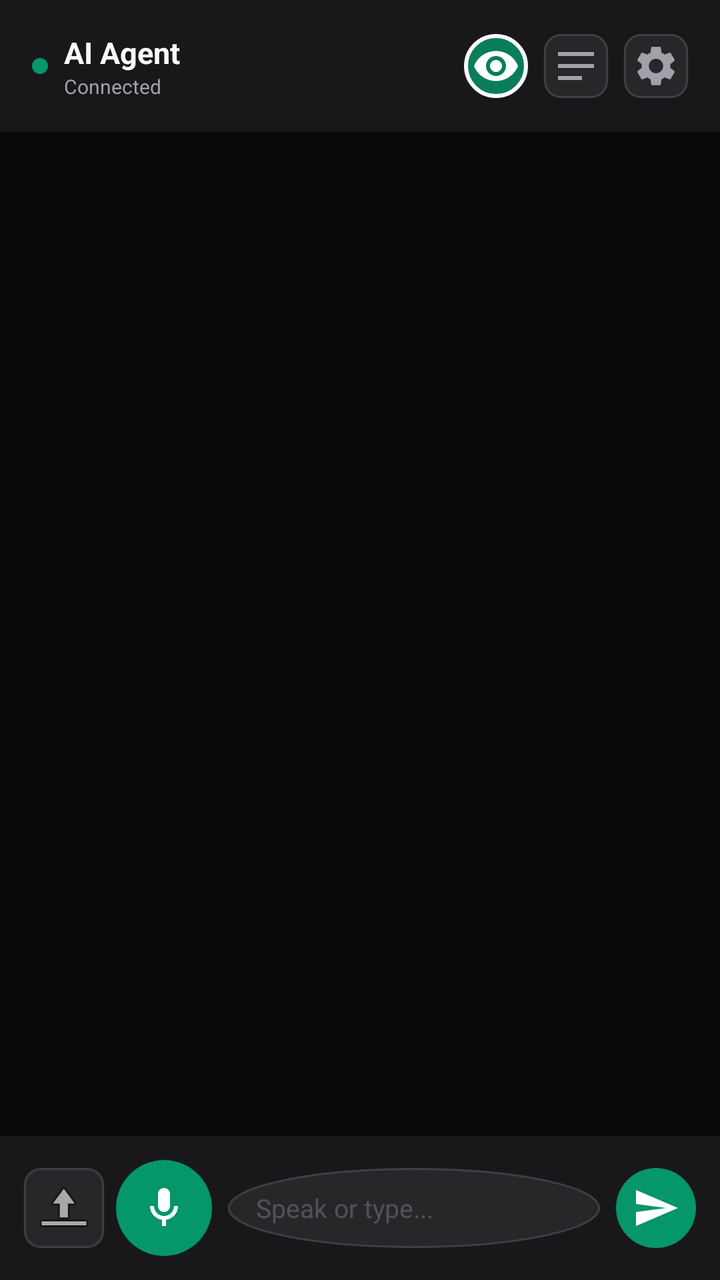
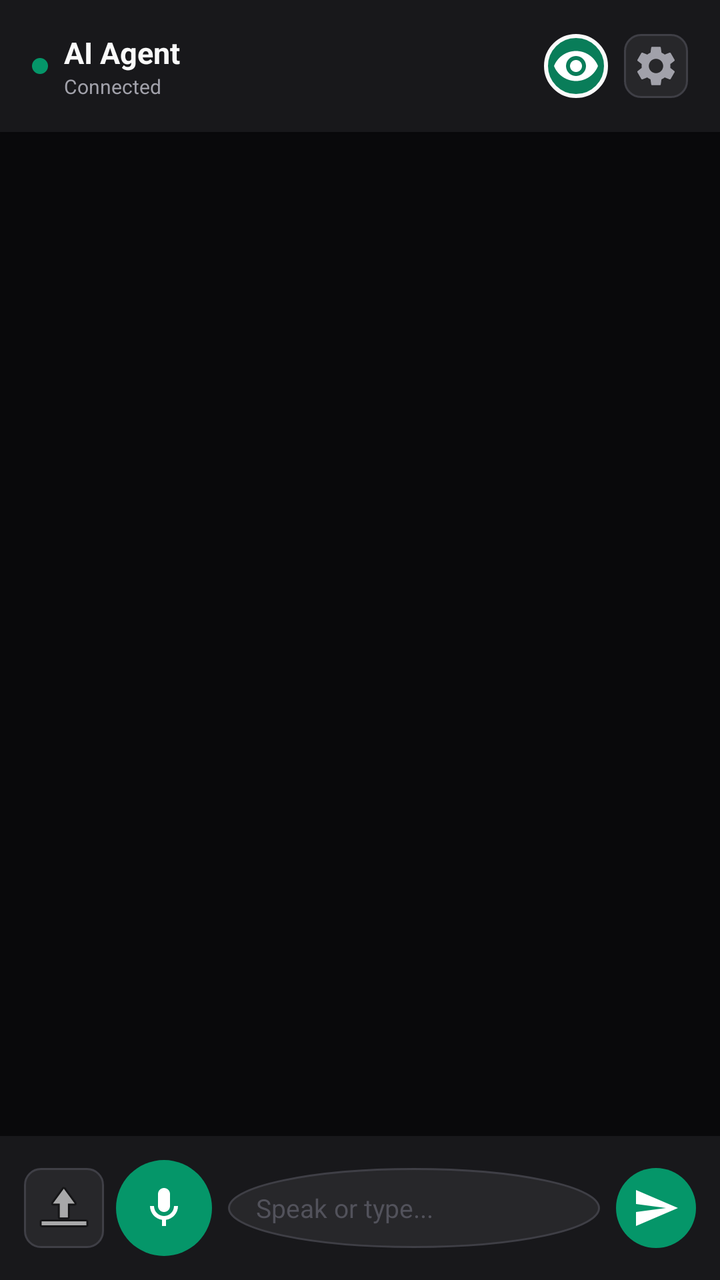

Compare the two renders of this Android layout. The source of the first and the diff that turns it into the second are given below.
<!-- AndroidManifest.xml: application theme Theme.AIAgent -->
<!-- res/layout/activity_main.xml -->
<?xml version="1.0" encoding="utf-8"?>
<androidx.constraintlayout.widget.ConstraintLayout
    xmlns:android="http://schemas.android.com/apk/res/android"
    xmlns:app="http://schemas.android.com/apk/res-auto"
    android:layout_width="match_parent"
    android:layout_height="match_parent"
    android:background="@color/bg_dark"
    android:fitsSystemWindows="true">

    
    <LinearLayout
        android:id="@+id/header"
        android:layout_width="match_parent"
        android:layout_height="wrap_content"
        android:orientation="horizontal"
        android:gravity="center_vertical"
        android:padding="16dp"
        android:background="@color/bg_surface"
        android:elevation="2dp"
        app:layout_constraintTop_toTopOf="parent">

        <View
            android:id="@+id/statusDot"
            android:layout_width="8dp"
            android:layout_height="8dp"
            android:background="@drawable/status_dot"
            android:layout_marginEnd="8dp" />

        <LinearLayout
            android:layout_width="0dp"
            android:layout_height="wrap_content"
            android:layout_weight="1"
            android:orientation="vertical">

            <TextView
                android:layout_width="wrap_content"
                android:layout_height="wrap_content"
                android:text="@string/app_name"
                android:textColor="@color/text_primary"
                android:textSize="15sp"
                android:textStyle="bold" />

            <TextView
                android:id="@+id/statusText"
                android:layout_width="wrap_content"
                android:layout_height="wrap_content"
                android:text="@string/status_connected"
                android:textColor="@color/text_secondary"
                android:textSize="10sp" />
        </LinearLayout>

        <Button
            android:id="@+id/stopSpeakBtn"
            android:layout_width="wrap_content"
            android:layout_height="32dp"
            android:text="@string/stop_speaking"
            android:textSize="11sp"
            android:textColor="@color/accent_emerald_light"
            android:background="@drawable/stop_button_bg"
            android:paddingStart="12dp"
            android:paddingEnd="12dp"
            android:visibility="gone" />

        <ImageButton
            android:id="@+id/overlayBtn"
            android:layout_width="32dp"
            android:layout_height="32dp"
            android:src="@drawable/ic_eye"
            android:background="@drawable/overlay_button_bg"
            android:contentDescription="Toggle floating button"
            android:layout_marginStart="8dp" />

        <ImageButton
            android:id="@+id/rulesBtn"
            android:layout_width="32dp"
            android:layout_height="32dp"
            android:src="@drawable/ic_rules"
            android:background="@drawable/control_button_bg"
            android:contentDescription="Rules and scheduled tasks"
            android:layout_marginStart="8dp" />

        <ImageButton
            android:id="@+id/settingsBtn"
            android:layout_width="32dp"
            android:layout_height="32dp"
            android:src="@drawable/ic_settings"
            android:background="@drawable/control_button_bg"
            android:contentDescription="Settings"
            android:layout_marginStart="8dp" />
    </LinearLayout>

    
    <androidx.recyclerview.widget.RecyclerView
        android:id="@+id/messagesList"
        android:layout_width="match_parent"
        android:layout_height="0dp"
        android:clipToPadding="false"
        android:padding="16dp"
        android:scrollbars="vertical"
        app:layout_constraintTop_toBottomOf="@id/header"
        app:layout_constraintBottom_toTopOf="@id/interimText" />

    
    <TextView
        android:id="@+id/interimText"
        android:layout_width="match_parent"
        android:layout_height="wrap_content"
        android:paddingHorizontal="16dp"
        android:paddingBottom="4dp"
        android:textColor="@color/accent_emerald_light"
        android:textStyle="italic"
        android:textSize="11sp"
        android:visibility="gone"
        app:layout_constraintBottom_toTopOf="@id/footer" />

    
    <LinearLayout
        android:id="@+id/footer"
        android:layout_width="match_parent"
        android:layout_height="wrap_content"
        android:orientation="horizontal"
        android:gravity="center_vertical"
        android:padding="12dp"
        android:background="@color/bg_surface"
        app:layout_constraintBottom_toBottomOf="parent">

        <ImageButton
            android:id="@+id/attachBtn"
            android:layout_width="40dp"
            android:layout_height="40dp"
            android:src="@android:drawable/ic_menu_upload"
            android:background="@drawable/control_button_bg"
            android:contentDescription="Attach file"
            android:layout_marginEnd="6dp" />

        <ImageButton
            android:id="@+id/googleVoiceBtn"
            android:layout_width="48dp"
            android:layout_height="48dp"
            android:src="@drawable/ic_mic"
            android:background="@drawable/voice_button_bg"
            android:contentDescription="Google voice input"
            android:layout_marginEnd="8dp" />

        <EditText
            android:id="@+id/textInput"
            android:layout_width="0dp"
            android:layout_height="40dp"
            android:layout_weight="1"
            android:hint="@string/hint_speak"
            android:textColorHint="@color/text_muted"
            android:textColor="@color/text_primary"
            android:textSize="13sp"
            android:background="@drawable/input_bg"
            android:paddingStart="14dp"
            android:paddingEnd="14dp"
            android:singleLine="true"
            android:imeOptions="actionSend"
            android:inputType="text" />

        <ImageButton
            android:id="@+id/sendBtn"
            android:layout_width="40dp"
            android:layout_height="40dp"
            android:src="@drawable/ic_send"
            android:background="@drawable/send_button_bg"
            android:contentDescription="@string/send"
            android:enabled="false"
            android:layout_marginStart="8dp" />
    </LinearLayout>

</androidx.constraintlayout.widget.ConstraintLayout>
<!-- resources referenced by this layout -->
<resources>
  <color name="accent_emerald_light">#FF10B981</color>
  <color name="bg_dark">#FF09090B</color>
  <color name="bg_surface">#FF18181B</color>
  <color name="text_muted">#FF52525B</color>
  <color name="text_primary">#FFFAFAFA</color>
  <color name="text_secondary">#FFA1A1AA</color>
  <!-- drawable control_button_bg (drawable) -->
  <shape xmlns:android="http://schemas.android.com/apk/res/android" android:shape="rectangle">
      <solid android:color="@color/bg_surface_variant" />
      <stroke android:width="1dp" android:color="@color/border" />
      <corners android:radius="8dp" />
  </shape>
  <!-- drawable ic_rules (drawable) -->
  <vector xmlns:android="http://schemas.android.com/apk/res/android"
      android:width="24dp"
      android:height="24dp"
      android:viewportWidth="24"
      android:viewportHeight="24"
      android:tint="@color/text_secondary">
      <path
          android:fillColor="@color/text_secondary"
          android:pathData="M3,5h18v2H3V5zM3,11h18v2H3v-2zM3,17h12v2H3v-2z" />
  </vector>
  <!-- drawable ic_send (drawable) -->
  <vector xmlns:android="http://schemas.android.com/apk/res/android"
      android:width="24dp"
      android:height="24dp"
      android:viewportWidth="24"
      android:viewportHeight="24"
      android:tint="@android:color/white">
      <path
          android:fillColor="@android:color/white"
          android:pathData="M2.01,21L23,12 2.01,3 2,10l15,2 -15,2z" />
  </vector>
  <!-- drawable input_bg (drawable) -->
  <shape xmlns:android="http://schemas.android.com/apk/res/android" android:shape="oval">
      <solid android:color="@color/bg_surface_variant" />
      <stroke android:width="1dp" android:color="@color/border" />
      <corners android:radius="20dp" />
  </shape>
  <!-- drawable overlay_button_bg (drawable) -->
  <shape xmlns:android="http://schemas.android.com/apk/res/android" android:shape="oval">
      <solid android:color="#CC059669" />
      <stroke android:width="2dp" android:color="#FFFAFAFA" />
      <size android:width="48dp" android:height="48dp" />
  </shape>
  <!-- drawable send_button_bg (drawable) -->
  <shape xmlns:android="http://schemas.android.com/apk/res/android" android:shape="oval">
      <solid android:color="@color/accent_emerald" />
  </shape>
  <!-- drawable status_dot (drawable) -->
  <shape xmlns:android="http://schemas.android.com/apk/res/android" android:shape="oval">
      <solid android:color="@color/accent_emerald" />
  </shape>
  <!-- drawable stop_button_bg (drawable) -->
  <shape xmlns:android="http://schemas.android.com/apk/res/android" android:shape="rectangle">
      <solid android:color="@color/bg_surface_variant" />
      <stroke android:width="1dp" android:color="@color/accent_emerald" />
      <corners android:radius="9999dp" />
  </shape>
  <!-- drawable voice_button_bg (drawable) -->
  <shape xmlns:android="http://schemas.android.com/apk/res/android" android:shape="oval">
      <solid android:color="@color/accent_emerald" />
  </shape>
  <string name="app_name">AI Agent</string>
  <string name="hint_speak">Speak or type...</string>
  <string name="send">Send</string>
  <string name="status_connected">Connected</string>
  <string name="stop_speaking">Stop speaking</string>
  <style name="Theme.AIAgent" parent="Theme.Material3.Dark.NoActionBar">
          <item name="colorPrimary">@color/accent_emerald</item>
          <item name="colorPrimaryVariant">@color/accent_emerald_light</item>
          <item name="colorOnPrimary">@android:color/white</item>
          <item name="android:windowBackground">@color/bg_dark</item>
          <item name="android:statusBarColor">@color/bg_surface</item>
          <item name="android:navigationBarColor">@color/bg_surface</item>
      </style>
  <color name="bg_surface_variant">#FF27272A</color>
  <color name="border">#FF3F3F46</color>
  <color name="accent_emerald">#FF059669</color>
  <!-- unchanged entries left out for length: 3 -->
</resources>

<!-- the commit's change to res/layout/activity_main.xml (unified diff, before → after) -->
@@ -71,21 +71,12 @@
             android:layout_marginStart="8dp" />
 
         <ImageButton
-            android:id="@+id/rulesBtn"
-            android:layout_width="32dp"
-            android:layout_height="32dp"
-            android:src="@drawable/ic_rules"
-            android:background="@drawable/control_button_bg"
-            android:contentDescription="Rules and scheduled tasks"
-            android:layout_marginStart="8dp" />
-
-        <ImageButton
-            android:id="@+id/settingsBtn"
+            android:id="@+id/hubBtn"
             android:layout_width="32dp"
             android:layout_height="32dp"
             android:src="@drawable/ic_settings"
             android:background="@drawable/control_button_bg"
-            android:contentDescription="Settings"
+            android:contentDescription="Hub — Skills, Rules, Tools, Plugins"
             android:layout_marginStart="8dp" />
     </LinearLayout>
 
<!-- resource entries referenced after the edit -->
@@ -12,17 +12,6 @@
       <stroke android:width="1dp" android:color="@color/border" />
       <corners android:radius="8dp" />
   </shape>
-  <!-- drawable ic_rules (drawable) -->
-  <vector xmlns:android="http://schemas.android.com/apk/res/android"
-      android:width="24dp"
-      android:height="24dp"
-      android:viewportWidth="24"
-      android:viewportHeight="24"
-      android:tint="@color/text_secondary">
-      <path
-          android:fillColor="@color/text_secondary"
-          android:pathData="M3,5h18v2H3V5zM3,11h18v2H3v-2zM3,17h12v2H3v-2z" />
-  </vector>
   <!-- drawable ic_send (drawable) -->
   <vector xmlns:android="http://schemas.android.com/apk/res/android"
       android:width="24dp"
